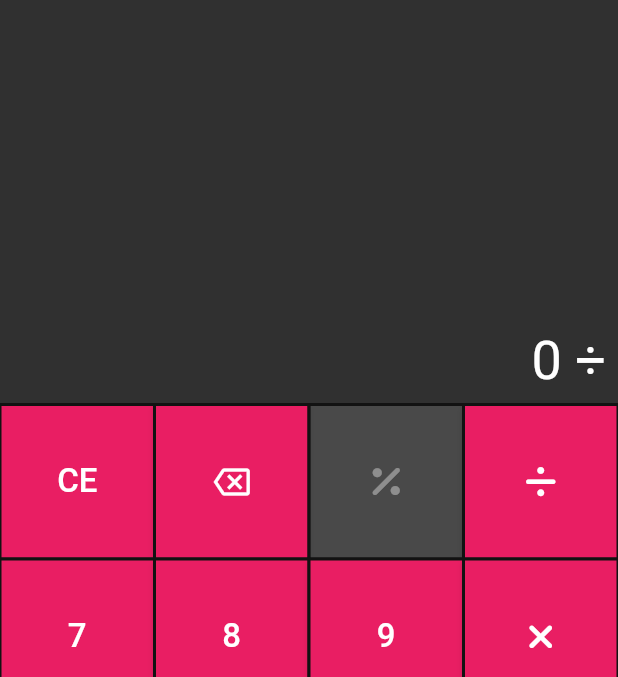
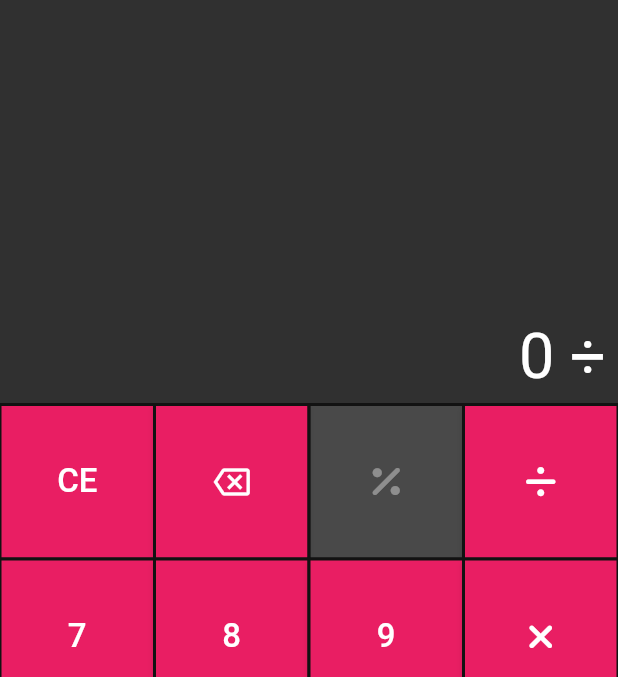
Before and after one commit to saulprl/flutter_calculator, a Flutter app: the screen it shows after launch, after a tap on an icon or button, on a phone screen of 412 x 824 dp, the part 59-736 px from its top. Run offline on Flutter 3.47's test engine with Material 2 defaults, Android fonts, the phone set to English and light mode, and no system bars; our stand-ins replace font_awesome_flutter; missing offline and left inert: flutter_math_fork.

Commit message:
Set maxLines for Text widgets

```diff
--- a/lib/widgets/display.dart
+++ b/lib/widgets/display.dart
@@ -46,14 +46,16 @@ class _DisplayState extends State<Display> {
           children: [
             Text(
               _history,
+              maxLines: 1,
               textAlign: TextAlign.right,
-              style: TextStyle(color: Colors.grey[600], fontSize: 20.0),
+              style: TextStyle(color: Colors.grey[600], fontSize: 28.0),
             ),
             Text(
               _display,
+              maxLines: 2,
               textAlign: TextAlign.right,
               // textDirection: TextDirection.rtl,
-              style: const TextStyle(fontSize: 36.0),
+              style: const TextStyle(fontSize: 42.0),
             ),
           ],
         ),
```
